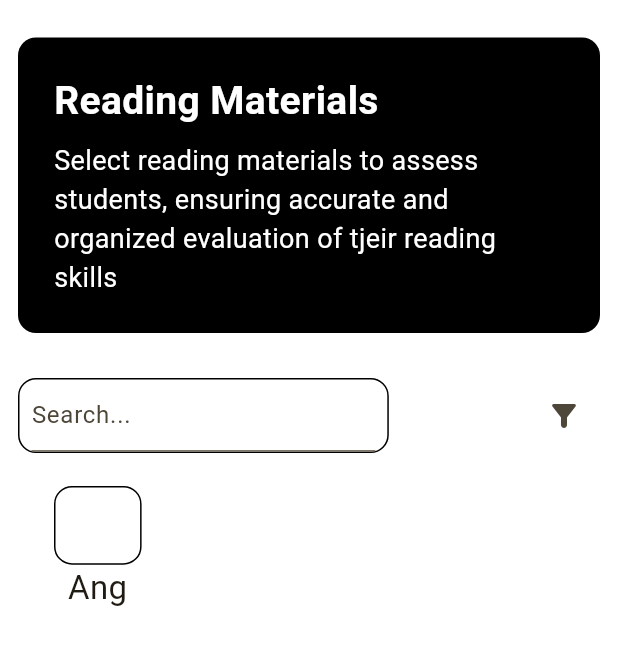
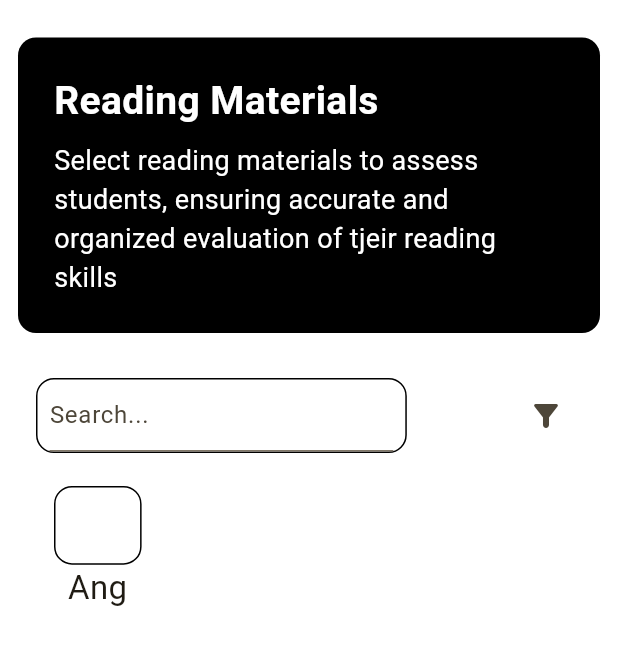
Before and after one commit to Justine-zip/readbee_lite, a Flutter app: the TabletReadingMaterialPage screen opened directly, on a phone screen of 412 x 824 dp. Shown: the top 645 px of the screen. Run offline on Flutter 3.47's test engine with Material 3 defaults, Android fonts, the phone set to English and light mode, and no system bars; our stand-ins replace device_preview, flutter_riverpod; missing offline and left inert: page_animation_transition.

Commit message:
minor layout fixes

```diff
--- a/lib/pages/reading_material_details_page.dart
+++ b/lib/pages/reading_material_details_page.dart
@@ -118,6 +118,7 @@ class _ReadingMaterialDetailsPageState
                                       ],
                                     );
                                   },
+                                  padding: const EdgeInsets.only(bottom: 50),
                                 ),
                               ),
 
--- a/lib/pages/reading_material_page.dart
+++ b/lib/pages/reading_material_page.dart
@@ -150,7 +150,9 @@ class _TabletReadingMaterialPageState extends State<TabletReadingMaterialPage> {
                   'Select reading materials to assess students, ensuring accurate and organized evaluation of tjeir reading skills',
             ),
             const SizedBox(height: 30),
-            Row(
+            Padding(
+              padding: const EdgeInsets.symmetric(horizontal: 12.0),
+              child: Row(
                 mainAxisAlignment: MainAxisAlignment.spaceBetween,
                 mainAxisSize: MainAxisSize.max,
                 children: [
@@ -170,6 +172,7 @@ class _TabletReadingMaterialPageState extends State<TabletReadingMaterialPage> {
                   ),
                 ],
               ),
+            ),
             const SizedBox(height: 10),
             ReadingMaterialBuilder(material: material),
           ],
```
Lines whose indentation alone changed are shown as unchanged.
